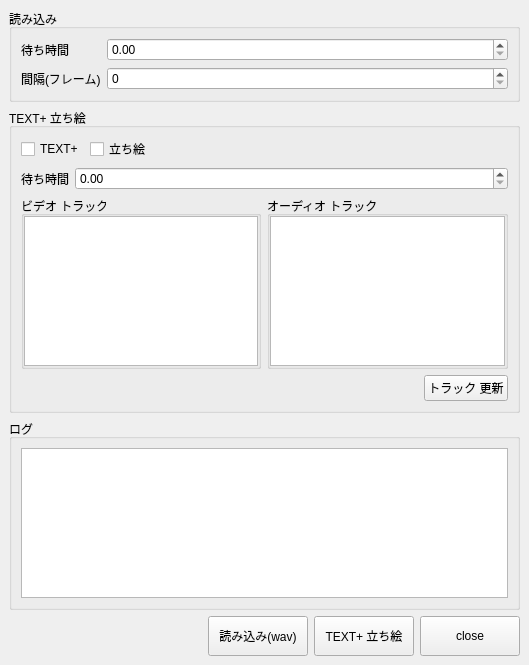
This is app/resolve/Python/rs_resolve/tool/voice_bin_assistant/voice_bin_assistant.ui in nakano000/Resolve_Script as Qt 5 draws it before an edit. The edited form follows.
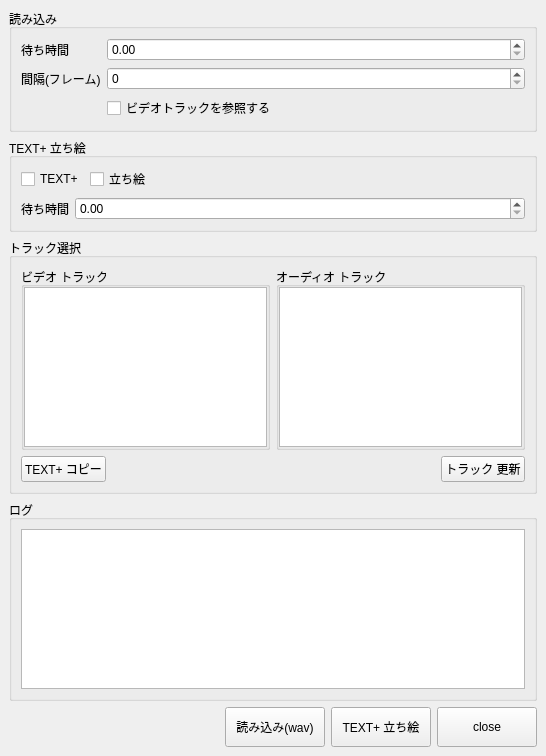
This is the edited form. Custom widgets are drawn as their Qt base class.

Commit message: テキスト+先行で作れるように変更

Patch:
```diff
--- a/app/resolve/Python/rs_resolve/tool/voice_bin_assistant/voice_bin_assistant.ui
+++ b/app/resolve/Python/rs_resolve/tool/voice_bin_assistant/voice_bin_assistant.ui
@@ -6,15 +6,15 @@
    <rect>
     <x>0</x>
     <y>0</y>
-    <width>529</width>
-    <height>665</height>
+    <width>546</width>
+    <height>756</height>
    </rect>
   </property>
   <property name="windowTitle">
    <string>MainWindow</string>
   </property>
   <widget class="QWidget" name="centralwidget">
-   <layout class="QVBoxLayout" name="verticalLayout_5">
+   <layout class="QVBoxLayout" name="verticalLayout_6">
     <item>
      <widget class="QGroupBox" name="groupBox">
       <property name="title">
@@ -41,6 +41,13 @@
        <item row="1" column="1">
         <widget class="QSpinBox" name="offsetSpinBox"/>
        </item>
+       <item row="2" column="1">
+        <widget class="QCheckBox" name="referTrackCheckBox">
+         <property name="text">
+          <string>ビデオトラックを参照する</string>
+         </property>
+        </widget>
+       </item>
       </layout>
      </widget>
     </item>
@@ -95,12 +102,27 @@
          </item>
         </layout>
        </item>
+      </layout>
+     </widget>
+    </item>
+    <item>
+     <widget class="QGroupBox" name="groupBox_6">
+      <property name="sizePolicy">
+       <sizepolicy hsizetype="Preferred" vsizetype="Preferred">
+        <horstretch>0</horstretch>
+        <verstretch>0</verstretch>
+       </sizepolicy>
+      </property>
+      <property name="title">
+       <string>トラック選択</string>
+      </property>
+      <layout class="QVBoxLayout" name="verticalLayout_5">
        <item>
         <layout class="QHBoxLayout" name="horizontalLayout_2" stretch="0,0">
          <item>
           <widget class="QGroupBox" name="groupBox_4">
            <property name="sizePolicy">
-            <sizepolicy hsizetype="Fixed" vsizetype="Preferred">
+            <sizepolicy hsizetype="Expanding" vsizetype="Preferred">
              <horstretch>0</horstretch>
              <verstretch>0</verstretch>
             </sizepolicy>
@@ -130,7 +152,7 @@
             <item>
              <widget class="QListView" name="videoListView">
               <property name="sizePolicy">
-               <sizepolicy hsizetype="Fixed" vsizetype="Expanding">
+               <sizepolicy hsizetype="Expanding" vsizetype="Expanding">
                 <horstretch>0</horstretch>
                 <verstretch>0</verstretch>
                </sizepolicy>
@@ -161,7 +183,7 @@
          <item>
           <widget class="QGroupBox" name="groupBox_5">
            <property name="sizePolicy">
-            <sizepolicy hsizetype="Fixed" vsizetype="Preferred">
+            <sizepolicy hsizetype="Expanding" vsizetype="Preferred">
              <horstretch>0</horstretch>
              <verstretch>0</verstretch>
             </sizepolicy>
@@ -191,7 +213,7 @@
             <item>
              <widget class="QListView" name="audioListView">
               <property name="sizePolicy">
-               <sizepolicy hsizetype="Fixed" vsizetype="Expanding">
+               <sizepolicy hsizetype="Expanding" vsizetype="Expanding">
                 <horstretch>0</horstretch>
                 <verstretch>0</verstretch>
                </sizepolicy>
@@ -223,6 +245,13 @@
        </item>
        <item>
         <layout class="QHBoxLayout" name="horizontalLayout_4">
+         <item>
+          <widget class="QPushButton" name="copyTextButton">
+           <property name="text">
+            <string>TEXT+ コピー</string>
+           </property>
+          </widget>
+         </item>
          <item>
           <spacer name="horizontalSpacer_2">
            <property name="orientation">
```
Left out of the diff: 3 changed lines with no effect on the pictures. The commit also changes 2 other files.
